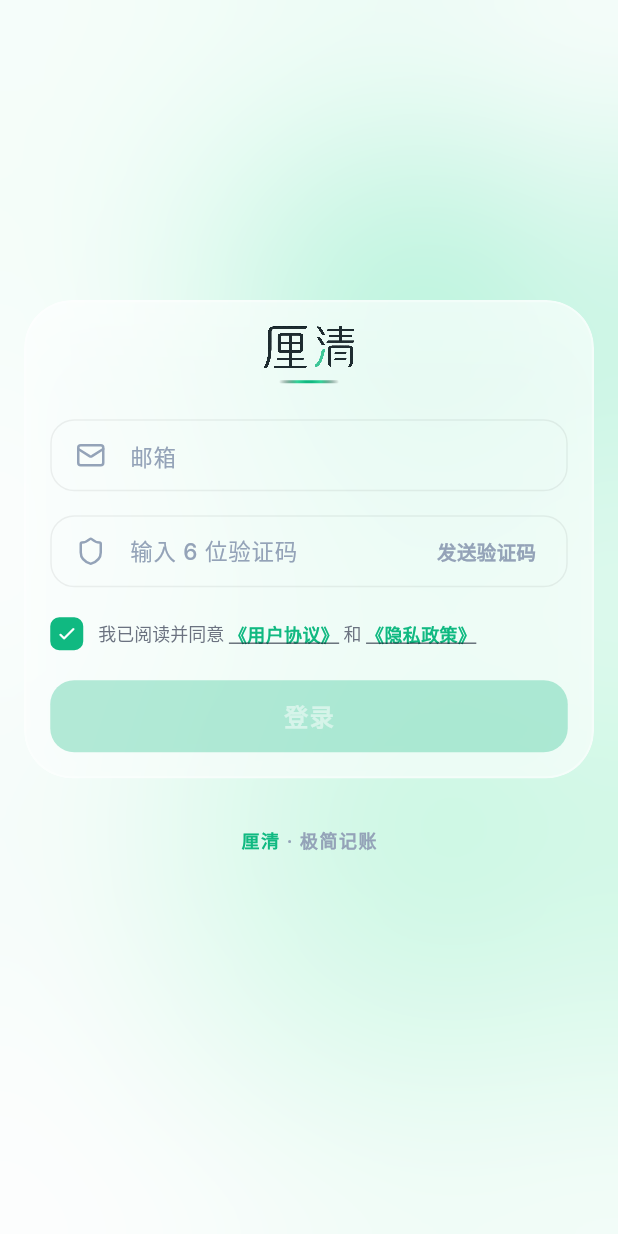
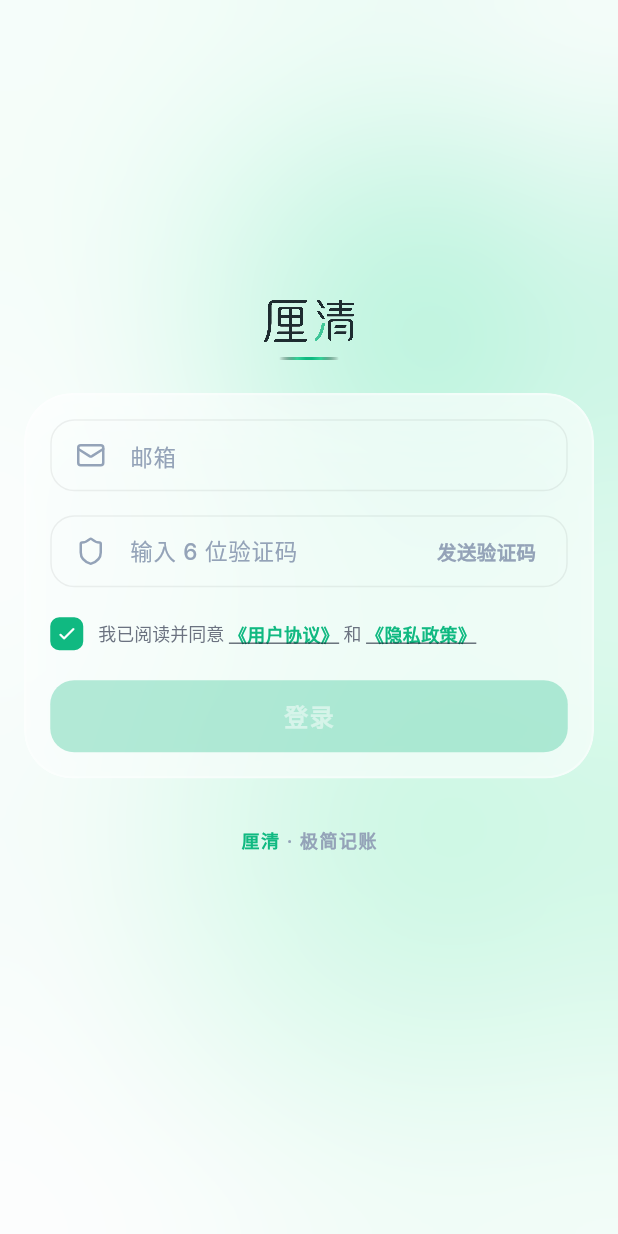
Before and after one commit to lxhcool/one-keep, a Flutter app: the screen it shows after launch, on a phone screen of 412 x 824 dp. Run offline on Flutter 3.47's test engine with Material 3 defaults, Android fonts, the phone set to English and light mode, and no system bars; our stand-ins replace dio, flutter_riverpod, flutter_secure_storage, go_router, image_picker, lucide_icons and 3 more; missing offline and left inert: dart:html, record.

Commit message:
Refine login screen and deployment tooling

```diff
--- a/client/lib/features/auth/login_page.dart
+++ b/client/lib/features/auth/login_page.dart
@@ -141,6 +141,17 @@ class _LoginPageState extends ConsumerState<LoginPage>
                   child: Column(
                     crossAxisAlignment: CrossAxisAlignment.stretch,
                     children: [
+                      Center(
+                        child: Column(
+                          mainAxisSize: MainAxisSize.min,
+                          children: [
+                            _BrandHeader(isDark: isDark),
+                            const SizedBox(height: 10),
+                            const _SectionDivider(),
+                          ],
+                        ),
+                      ),
+                      const SizedBox(height: 22),
                       ClipRRect(
                         borderRadius: BorderRadius.circular(32),
                         child: BackdropFilter(
@@ -175,17 +186,6 @@ class _LoginPageState extends ConsumerState<LoginPage>
                             child: Column(
                               crossAxisAlignment: CrossAxisAlignment.start,
                               children: [
-                                Center(
-                                  child: Column(
-                                    mainAxisSize: MainAxisSize.min,
-                                    children: [
-                                      _BrandHeader(isDark: isDark),
-                                      const SizedBox(height: 8),
-                                      const _SectionDivider(),
-                                    ],
-                                  ),
-                                ),
-                                const SizedBox(height: 24),
                                 if (state.error != null) ...[
                                   _AuthErrorBanner(message: state.error!),
                                   const SizedBox(height: 16),
--- a/package.json
+++ b/package.json
@@ -9,6 +9,8 @@
     "dev:client:web-local": "cd client && flutter run -d chrome --dart-define=API_BASE_URL=http://127.0.0.1:3002",
     "analyze:client": "cd client && flutter analyze",
     "test:client": "cd client && flutter test",
+    "deploy:client:prod": "bash ./scripts/deploy-client.sh",
+    "deploy:server:prod": "bash ./scripts/deploy-server.sh",
     "dev:server": "cd server && npm run dev",
     "dev:server:3002": "cd server && PORT=3002 HOST=0.0.0.0 npm run dev",
     "deploy:server": "cd server && npm run deploy",
```
Also changed, not shown: 4 other files.
